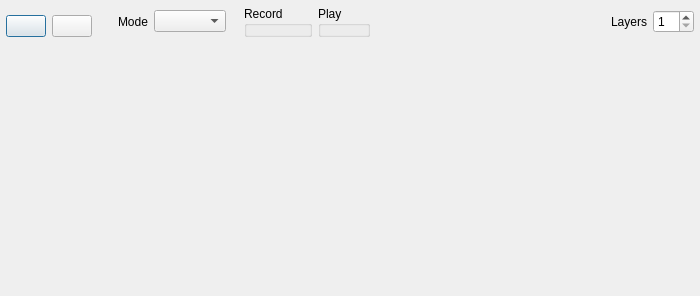
Above: src/Common/gui/LooperWindow.ui from elieserdejesus/JamTaba before the change. Below: the same form after it.
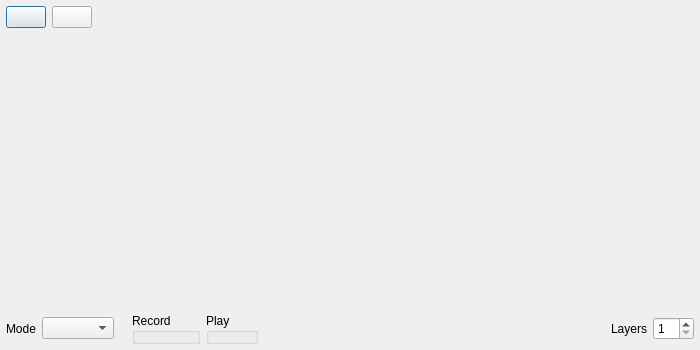
That is the form after the change. Icons and pictures are not drawn.

Commit message: Changing looper window layout (controls in bottom)

Diff of the .ui file:
```diff
--- a/src/Common/gui/LooperWindow.ui
+++ b/src/Common/gui/LooperWindow.ui
@@ -7,13 +7,13 @@
     <x>0</x>
     <y>0</y>
     <width>700</width>
-    <height>296</height>
+    <height>350</height>
    </rect>
   </property>
   <property name="minimumSize">
    <size>
     <width>700</width>
-    <height>0</height>
+    <height>350</height>
    </size>
   </property>
   <property name="windowTitle">
@@ -21,7 +21,7 @@
   </property>
   <layout class="QVBoxLayout" name="verticalLayout">
    <property name="spacing">
-    <number>12</number>
+    <number>18</number>
    </property>
    <property name="leftMargin">
     <number>6</number>
@@ -91,12 +91,12 @@
        </widget>
       </item>
       <item>
-       <spacer name="horizontalSpacer">
+       <spacer name="horizontalSpacer_3">
         <property name="orientation">
          <enum>Qt::Horizontal</enum>
         </property>
         <property name="sizeType">
-         <enum>QSizePolicy::Fixed</enum>
+         <enum>QSizePolicy::Expanding</enum>
         </property>
         <property name="sizeHint" stdset="0">
          <size>
@@ -106,6 +106,34 @@
         </property>
        </spacer>
       </item>
+     </layout>
+    </widget>
+   </item>
+   <item>
+    <widget class="QWidget" name="layersWidget" native="true">
+     <property name="sizePolicy">
+      <sizepolicy hsizetype="Preferred" vsizetype="MinimumExpanding">
+       <horstretch>0</horstretch>
+       <verstretch>1</verstretch>
+      </sizepolicy>
+     </property>
+    </widget>
+   </item>
+   <item>
+    <widget class="QWidget" name="widgetBottom" native="true">
+     <layout class="QHBoxLayout" name="bottomLayout">
+      <property name="leftMargin">
+       <number>0</number>
+      </property>
+      <property name="topMargin">
+       <number>0</number>
+      </property>
+      <property name="rightMargin">
+       <number>0</number>
+      </property>
+      <property name="bottomMargin">
+       <number>0</number>
+      </property>
       <item>
        <layout class="QHBoxLayout" name="modeControlsLayout">
         <item>
@@ -137,7 +165,7 @@
        </layout>
       </item>
       <item>
-       <spacer name="horizontalSpacer_2">
+       <spacer name="horizontalSpacer_5">
         <property name="orientation">
          <enum>Qt::Horizontal</enum>
         </property>
@@ -201,7 +229,7 @@
        </widget>
       </item>
       <item>
-       <spacer name="horizontalSpacer_3">
+       <spacer name="horizontalSpacer_6">
         <property name="orientation">
          <enum>Qt::Horizontal</enum>
         </property>
@@ -246,16 +274,6 @@
      </layout>
     </widget>
    </item>
-   <item>
-    <widget class="QWidget" name="layersWidget" native="true">
-     <property name="sizePolicy">
-      <sizepolicy hsizetype="Preferred" vsizetype="MinimumExpanding">
-       <horstretch>0</horstretch>
-       <verstretch>1</verstretch>
-      </sizepolicy>
-     </property>
-    </widget>
-   </item>
   </layout>
  </widget>
  <resources>
```
Left out of the diff: 6 changed lines with no effect on the pictures. The commit also changes 1 other file.
